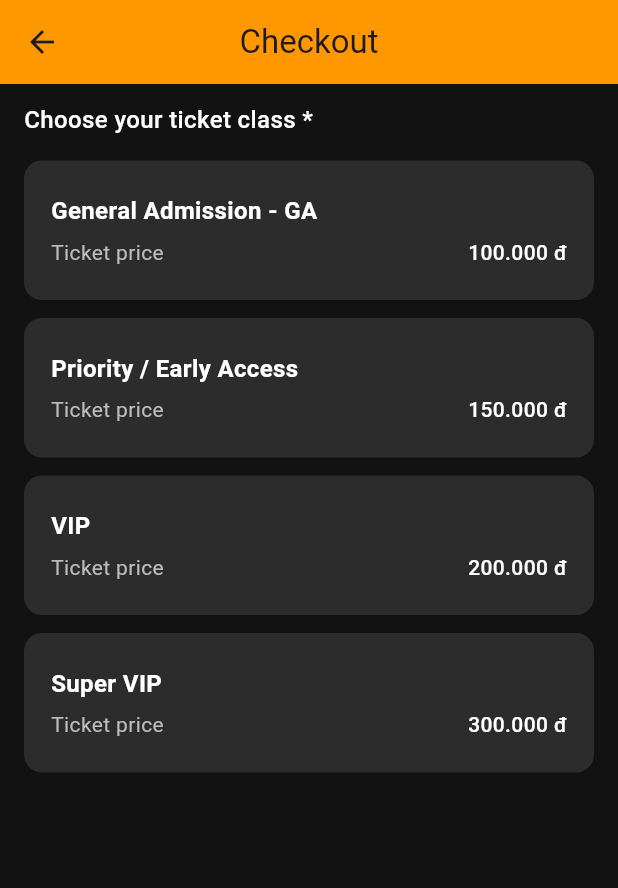
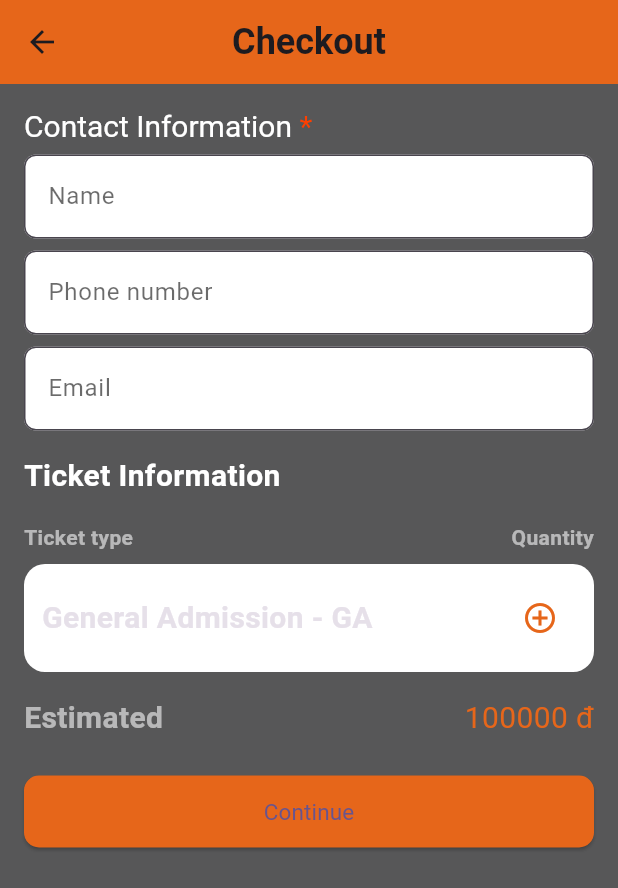
Before and after one commit to locpokiwar2004/Event_Manager_App, a Flutter app: the CheckoutPage screen opened directly, on a phone screen of 412 x 824 dp. Shown: the top 888 px of the screen. Run offline on Flutter 3.47's test engine with Material 3 defaults, Android fonts, the phone set to English and light mode, and no system bars; network calls fail; Roboto replaces fonts that are missing (Kalnia, Mallanna, Manrope).

Commit message:
Update ticket

```diff
--- a/event_manager_app/lib/screens/checkout_page.dart
+++ b/event_manager_app/lib/screens/checkout_page.dart
@@ -1,189 +1,162 @@
-// lib/screens/checkout_page.dart
-
+// File: checkout_page.dart
 import 'package:flutter/material.dart';
-
-/// Model đơn giản cho một tùy chọn vé
-class TicketOption {
-  final String title;
-  final String subtitle;
-  final String priceText;
-
-  TicketOption({
-    required this.title,
-    required this.subtitle,
-    required this.priceText,
-  });
-}
 
 class CheckoutPage extends StatefulWidget {
   const CheckoutPage({super.key});
 
   @override
-  State<CheckoutPage> createState() => _CheckoutPageState();
+  _CheckoutPageState createState() => _CheckoutPageState();
 }
 
 class _CheckoutPageState extends State<CheckoutPage> {
-  // Biến lưu vé đang được chọn (dựa trên index trong list)
-  int _selectedIndex = -1;
+  String _selectedClass = 'GA';
+  TextEditingController _nameController = TextEditingController();
+  TextEditingController _phoneController = TextEditingController();
+  TextEditingController _emailController = TextEditingController();
+  int _quantity = 1;
 
-  // Dữ liệu mô tả danh sách vé
-  final List<TicketOption> _ticketOptions = [
-    TicketOption(
-      title: 'General Admission - GA',
-      subtitle: 'Ticket price',
-      priceText: '100.000 đ',
-    ),
-    TicketOption(
-      title: 'Priority / Early Access',
-      subtitle: 'Ticket price',
-      priceText: '150.000 đ',
-    ),
-    TicketOption(
-      title: 'VIP',
-      subtitle: 'Ticket price',
-      priceText: '200.000 đ',
-    ),
-    TicketOption(
-      title: 'Super VIP',
-      subtitle: 'Ticket price',
-      priceText: '300.000 đ',
-    ),
+  final List<Map<String, dynamic>> _ticketOptions = const [
+    {'label': 'General Admission - GA', 'price': 100000, 'value': 'GA'},
+    {'label': 'Priority / Early Access', 'price': 150000, 'value': 'PA'},
+    {'label': 'VIP', 'price': 200000, 'value': 'VIP'},
+    {'label': 'Super VIP', 'price': 300000, 'value': 'SVIP'},
   ];
 
   @override
   Widget build(BuildContext context) {
+    final size = MediaQuery.of(context).size;
+    var selectedOption = _ticketOptions.firstWhere((o) => o['value'] == _selectedClass);
+    int price = selectedOption['price'] as int;
+    int total = price * _quantity;
+
     return Scaffold(
-      backgroundColor: const Color(0xFF121212),
+      backgroundColor: const Color(0xBC1B1B1C),
       appBar: AppBar(
-        backgroundColor: Colors.orange,
+        backgroundColor: const Color(0xFFE6661A),
         elevation: 0,
-        leading: IconButton(
-          icon: const Icon(Icons.arrow_back),
-          onPressed: () {
-            Navigator.of(context).pop();
-          },
+        centerTitle: true,
+        title: const Text(
+          'Checkout',
+          style: TextStyle(
+            fontFamily: 'Manrope',
+            fontWeight: FontWeight.w700,
+            fontSize: 24,
           ),
-        title: const Text('Checkout'),
-        centerTitle: true,
         ),
-      body: SafeArea(
-        child: Padding(
-          padding: const EdgeInsets.symmetric(horizontal: 16, vertical: 12),
-          child: Column(
-            crossAxisAlignment: CrossAxisAlignment.start,
+      ),
+      body: ListView(
+        padding: const EdgeInsets.all(16),
         children: [
-              const Text(
-                'Choose your ticket class *',
-                style: TextStyle(
+          // Contact Information
+          RichText(
+            text: TextSpan(
+              text: 'Contact Information',
+              style: const TextStyle(
                 color: Colors.white,
-                  fontSize: 16,
-                  fontWeight: FontWeight.w500,
+                fontSize: 20,
+                fontFamily: 'Manrope',
+                fontWeight: FontWeight.w400,
+              ),
+              children: const [
+                TextSpan(text: ' *', style: TextStyle(color: Color(0xFFFF3F00))),
+              ],
+            ),
+          ),
+          const SizedBox(height: 8),
+          _buildInputField('Name', _nameController),
+          const SizedBox(height: 8),
+          _buildInputField('Phone number', _phoneController),
+          const SizedBox(height: 8),
+          _buildInputField('Email', _emailController),
+          const SizedBox(height: 16),
+          // Ticket Information
+          Text(
+            'Ticket Information',
+            style: const TextStyle(
+              color: Colors.white,
+              fontSize: 20,
+              fontFamily: 'Kalnia',
+              fontWeight: FontWeight.w700,
             ),
           ),
           const SizedBox(height: 16),
-              Expanded(
-                child: ListView.separated(
-                  itemCount: _ticketOptions.length,
-                  separatorBuilder: (context, index) => const SizedBox(height: 12),
-                  itemBuilder: (context, index) {
-                    final option = _ticketOptions[index];
-                    final isSelected = index == _selectedIndex;
-
-                    return GestureDetector(
-                      onTap: () {
-                        setState(() {
-                          _selectedIndex = index;
-                        });
-                      },
-                      child: Container(
-                        decoration: BoxDecoration(
-                          color: isSelected
-                              ? Colors.orange.shade100
-                              : const Color(0xFF2C2C2C),
-                          borderRadius: BorderRadius.circular(12),
-                          border: Border.all(
-                            color: isSelected ? Colors.orange : Colors.transparent,
-                            width: 2,
-                          ),
-                        ),
-                        padding: const EdgeInsets.symmetric(
-                          horizontal: 16,
-                          vertical: 20,
-                        ),
-                        child: Column(
-                          crossAxisAlignment: CrossAxisAlignment.start,
-                          children: [
-                            Text(
-                              option.title,
-                              style: TextStyle(
-                                color: isSelected ? Colors.black : Colors.white,
-                                fontSize: 16,
-                                fontWeight: FontWeight.w600,
-                              ),
-                            ),
-                            const SizedBox(height: 6),
+          // Ticket type and quantity row
           Row(
             mainAxisAlignment: MainAxisAlignment.spaceBetween,
             children: [
-                                Text(
-                                  option.subtitle,
-                                  style: TextStyle(
-                                    color: isSelected
-                                        ? Colors.black54
-                                        : Colors.grey.shade400,
-                                    fontSize: 14,
+              Text('Ticket type', style: TextStyle(color: Colors.white.withAlpha(148), fontSize: 14, fontWeight: FontWeight.w700, fontFamily: 'Kalnia')),
+              Text('Quantity', style: TextStyle(color: Colors.white.withAlpha(148), fontSize: 14, fontWeight: FontWeight.w700, fontFamily: 'Kalnia')),
+            ],
           ),
+          const SizedBox(height: 8),
+          // Selected ticket and controls
+          Container(
+            padding: const EdgeInsets.all(12),
+            decoration: BoxDecoration(
+              color: Colors.white,
+              borderRadius: BorderRadius.circular(14),
             ),
-                                Text(
-                                  option.priceText,
-                                  style: TextStyle(
-                                    color: isSelected ? Colors.black : Colors.white,
-                                    fontSize: 14,
-                                    fontWeight: FontWeight.w500,
+            child: Row(
+              mainAxisAlignment: MainAxisAlignment.spaceBetween,
+              children: [
+                Text(selectedOption['label'], style: const TextStyle(fontSize: 20, fontFamily: 'Kalnia', fontWeight: FontWeight.w700)),
+                Row(
+                  children: [
+                    IconButton(
+                      icon: const Icon(Icons.remove_circle_outline),
+                      color: Colors.white,
+                      onPressed: () {
+                        if (_quantity > 1) setState(() => _quantity--);
+                      },
                     ),
+                    Text('$_quantity', style: const TextStyle(fontSize: 20, fontFamily: 'Kalnia', fontWeight: FontWeight.w700, color: Colors.white)),
+                    IconButton(
+                      icon: const Icon(Icons.add_circle_outline),
+                      color: const Color(0xFFE6661A),
+                      onPressed: () => setState(() => _quantity++),
                     ),
                   ],
                 ),
               ],
             ),
           ),
-                    );
-                  },
-                ),
+          const SizedBox(height: 16),
+          // Price & Total
+          Row(
+            mainAxisAlignment: MainAxisAlignment.spaceBetween,
+            children: [
+              Text('Estimated', style: TextStyle(color: Colors.white.withAlpha(148), fontSize: 20, fontFamily: 'Kalnia', fontWeight: FontWeight.w700)),
+              Text('$total đ', style: const TextStyle(color: Color(0xFFE6661A), fontSize: 20, fontFamily: 'Kalnia', fontWeight: FontWeight.w400)),
+            ],
           ),
           const SizedBox(height: 24),
+          // Continue button
           SizedBox(
-                width: double.infinity,
+            width: size.width,
             height: 48,
             child: ElevatedButton(
-                  onPressed: _selectedIndex >= 0
-                      ? () {
-                          final chosen = _ticketOptions[_selectedIndex];
-                          ScaffoldMessenger.of(context).showSnackBar(
-                            SnackBar(
-                              content: Text('Bạn đã chọn: ${chosen.title}'),
+              onPressed: () {},
+              style: ElevatedButton.styleFrom(
+                backgroundColor: const Color(0xFFE6661A),
+                shape: RoundedRectangleBorder(borderRadius: BorderRadius.circular(10)),
               ),
-                          );
-                        }
-                      : null,
-                  style: ElevatedButton.styleFrom(
-                    backgroundColor: Colors.orange,
-                    shape: RoundedRectangleBorder(
-                      borderRadius: BorderRadius.circular(8),
-                    ),
-                  ),
-                  child: const Text(
-                    'Continue',
-                    style: TextStyle(
-                      fontSize: 16,
-                      fontWeight: FontWeight.w600,
-                    ),
-                  ),
+              child: const Text('Continue', style: TextStyle(fontFamily: 'Mallanna', fontWeight: FontWeight.w400, fontSize: 15)),
             ),
           ),
         ],
       ),
-        ),
+    );
+  }
+
+  Widget _buildInputField(String label, TextEditingController controller) {
+    return TextField(
+      controller: controller,
+      decoration: InputDecoration(
+        labelText: label,
+        labelStyle: TextStyle(color: Colors.black.withAlpha(148)),
+        filled: true,
+        fillColor: Colors.white,
+        border: OutlineInputBorder(borderRadius: BorderRadius.circular(8), borderSide: const BorderSide(color: Color(0xFFE6661A))),
       ),
     );
   }
```
Also changed, not shown: event_manager_app/lib/main.dart (+16 -105 lines), event_manager_app/lib/screens/buy_a_ticket.dart (added, +137 -0 lines), event_manager_app/lib/screens/ticket_screen.dart (deleted, +0 -28 lines). Lines whose indentation alone changed are shown as unchanged.
